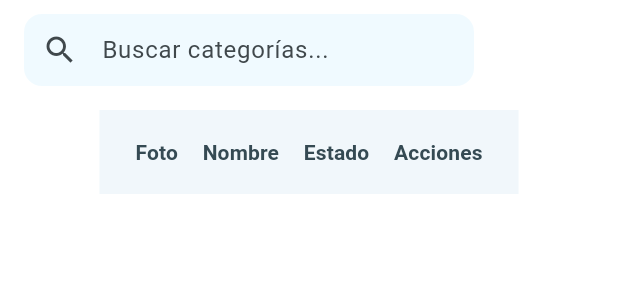
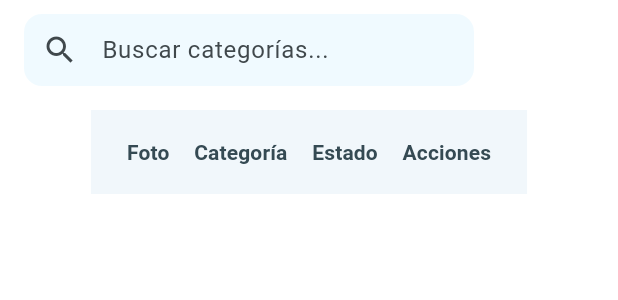
Before and after one commit to jesusmachta/Trabajo-de-Grado, a Flutter app: the CategoriesView widget shown alone on an empty page, opened directly with empty values, on a phone screen of 412 x 824 dp. Shown: the part 184-484 px from the top of the screen. Run offline on Flutter 3.47's test engine with Material 3 defaults, Android fonts, the phone set to English and light mode, and no system bars; our stand-ins replace flutter_svg, shared_preferences, syncfusion_flutter_charts; accounts and stored records are empty; network calls fail.

Commit message:
agregado estado y modificado controlador de categorias y la vista

```diff
--- a/frontend/lib/controllers/categories_controller.dart
+++ b/frontend/lib/controllers/categories_controller.dart
@@ -18,14 +18,14 @@ class CategoriesController {
   final http.Client _client = http.Client();
 
   // Cache for categories data to avoid excessive calls
-  List<String>? _cachedCategories;
+  List<Map<String, dynamic>>? _cachedCategories;
   DateTime? _lastFetchTime;
 
   // Cache invalidation time (5 minutes)
   final Duration _cacheInvalidationTime = const Duration(minutes: 5);
 
   // Fetch categories from the API
-  Future<List<String>> getCategories() async {
+  Future<List<Map<String, dynamic>>> getCategories() async {
     // Check if cache is valid
     if (_cachedCategories != null &&
         _lastFetchTime != null &&
@@ -48,9 +48,7 @@ class CategoriesController {
         final List<dynamic> categoryData = jsonResponse['data']['data'];
 
         // Cache the data
-        _cachedCategories = categoryData
-            .map((e) => e.toString())
-            .toList(); // Convert to List<String>
+        _cachedCategories = List<Map<String, dynamic>>.from(categoryData);
         _lastFetchTime = DateTime.now();
 
         return _cachedCategories!;
--- a/frontend/lib/views/categories_view.dart
+++ b/frontend/lib/views/categories_view.dart
@@ -29,14 +29,9 @@ class _CategoriesViewState extends State<CategoriesView> {
     });
 
     try {
-      final data = await _controller.getCategories();
-      final List<Map<String, dynamic>> categoryData = data.map((category) {
-        return {
-          'name': category,
-          'isActive': true,
-          'photo': null,
-        };
-      }).toList();
+      // Llamar al controlador para obtener las categorías
+      final List<Map<String, dynamic>> categoryData =
+          await _controller.getCategories();
 
       setState(() {
         categories = categoryData;
@@ -57,15 +52,17 @@ class _CategoriesViewState extends State<CategoriesView> {
     setState(() {
       searchQuery = query;
       filteredCategories = categories
-          .where((category) =>
-              category['name'].toLowerCase().contains(query.toLowerCase()))
+          .where((category) => category["Categoria_Producto"]
+              .toLowerCase()
+              .contains(query.toLowerCase()))
           .toList();
     });
   }
 
   void _editCategory(Map<String, dynamic> category) {
     ScaffoldMessenger.of(context).showSnackBar(
-      SnackBar(content: Text('Editar categoría: ${category['name']}')),
+      SnackBar(
+          content: Text('Editar categoría: ${category["Categoria_Producto"]}')),
     );
   }
 
@@ -75,7 +72,9 @@ class _CategoriesViewState extends State<CategoriesView> {
       filteredCategories.remove(category);
     });
     ScaffoldMessenger.of(context).showSnackBar(
-      SnackBar(content: Text('Categoría eliminada: ${category['name']}')),
+      SnackBar(
+          content:
+              Text('Categoría eliminada: ${category["Categoria_Producto"]}')),
     );
   }
 
@@ -136,20 +135,16 @@ class _CategoriesViewState extends State<CategoriesView> {
                     child: SingleChildScrollView(
                       scrollDirection: Axis.horizontal,
                       child: ConstrainedBox(
-                        constraints: const BoxConstraints(
-                            maxWidth: 1000), // Reducir el ancho máximo
+                        constraints: const BoxConstraints(maxWidth: 1000),
                         child: Padding(
-                          padding: const EdgeInsets.symmetric(
-                              horizontal:
-                                  8.0), // Márgenes laterales más pequeños
+                          padding: const EdgeInsets.symmetric(horizontal: 8.0),
                           child: DataTable(
-                            dividerThickness:
-                                1, // Grosor de las líneas horizontales
+                            dividerThickness: 1,
                             dataRowColor:
                                 MaterialStateProperty.resolveWith<Color?>(
                               (Set<MaterialState> states) {
                                 return theme.colorScheme.surfaceVariant
-                                    .withOpacity(0.1); // Color gris suave
+                                    .withOpacity(0.1);
                               },
                             ),
                             headingRowColor:
@@ -164,11 +159,11 @@ class _CategoriesViewState extends State<CategoriesView> {
                               fontWeight: FontWeight.bold,
                               color: theme.colorScheme.onSecondaryContainer,
                             ),
-                            columnSpacing: MediaQuery.of(context).size.width *
-                                0.04, // Espaciado dinámico entre columnas
+                            columnSpacing:
+                                MediaQuery.of(context).size.width * 0.04,
                             columns: const [
                               DataColumn(label: Text('Foto')),
-                              DataColumn(label: Text('Nombre')),
+                              DataColumn(label: Text('Categoría')),
                               DataColumn(label: Text('Estado')),
                               DataColumn(label: Text('Acciones')),
                             ],
@@ -178,32 +173,30 @@ class _CategoriesViewState extends State<CategoriesView> {
                                   DataCell(
                                     CircleAvatar(
                                       radius: 20,
-                                      backgroundImage: category['photo'] != null
-                                          ? NetworkImage(category['photo'])
-                                          : null,
-                                      child: category['photo'] == null
-                                          ? Icon(Icons.category,
-                                              size: 20,
-                                              color: theme.colorScheme.primary)
-                                          : null,
+                                      child: Icon(
+                                        Icons.category,
+                                        size: 20,
+                                        color: theme.colorScheme.primary,
+                                      ),
                                       backgroundColor:
                                           theme.colorScheme.surfaceVariant,
                                     ),
                                   ),
-                                  DataCell(Text(category['name'])),
+                                  DataCell(
+                                      Text(category["Categoria_Producto"])),
                                   DataCell(
                                     Chip(
                                       label: Text(
-                                        category['isActive']
+                                        category["isActive"]
                                             ? 'Activo'
                                             : 'Inactivo',
                                         style: TextStyle(
-                                          color: category['isActive']
+                                          color: category["isActive"]
                                               ? Colors.green.shade900
                                               : Colors.grey.shade700,
                                         ),
                                       ),
-                                      backgroundColor: category['isActive']
+                                      backgroundColor: category["isActive"]
                                           ? Colors.green.shade100
                                           : Colors.grey.shade300,
                                     ),
```
Also changed, not shown: 1 other file.
